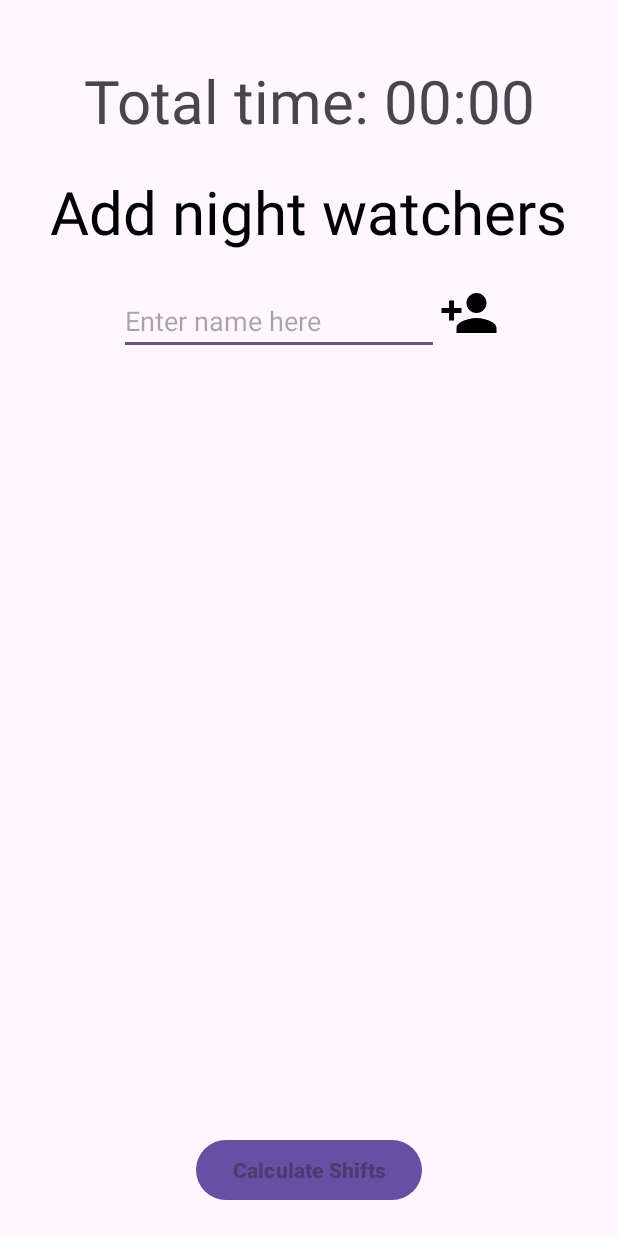
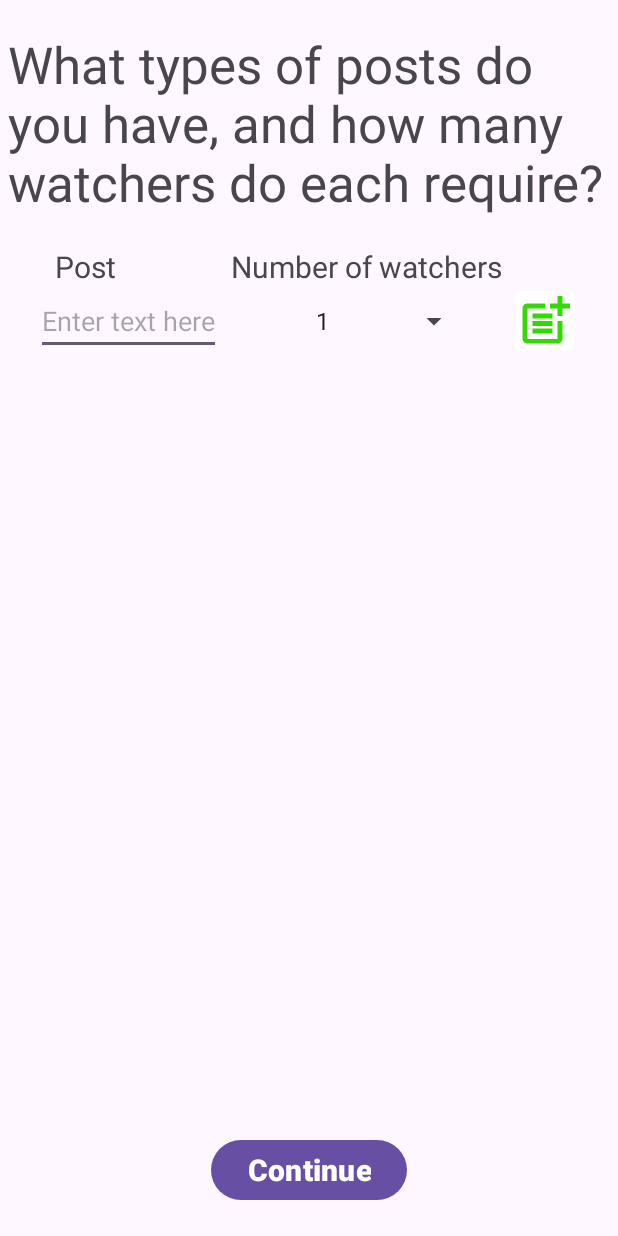
Before and after one commit to W3r7y/Night_Watch, an Android app: the screen it shows after launch (ChoosePeopleActivity before the commit, ChoosePostsActivity after it), after a tap on an icon or button, on a phone screen of 412 x 824 dp. Run offline under Robolectric (Android 15) with nearby library versions, the phone set to English and light mode, and no system bars.

Commit message:
Post editing activity added + logic

```diff
--- a/app/src/main/java/com/example/myapplication/ChoosePeopleActivity.java
+++ b/app/src/main/java/com/example/myapplication/ChoosePeopleActivity.java
@@ -6,19 +6,13 @@ import android.annotation.SuppressLint;
 import android.content.Intent;
 import android.os.Bundle;
 import android.view.View;
-import android.widget.AdapterView;
-import android.widget.ArrayAdapter;
 import android.widget.EditText;
 import android.widget.ImageView;
 import android.widget.ListView;
-import android.widget.Spinner;
 import android.widget.TextView;
 import android.widget.Toast;
 
-import java.text.ParseException;
-import java.text.SimpleDateFormat;
 import java.util.ArrayList;
-import java.util.Date;
 
 public class ChoosePeopleActivity extends AppCompatActivity {
 
@@ -38,7 +32,7 @@ public class ChoosePeopleActivity extends AppCompatActivity {
     @Override
     protected void onCreate(Bundle savedInstanceState) {
         super.onCreate(savedInstanceState);
-        setContentView(R.layout.choose_people_activity);
+        setContentView(R.layout.activity_choose_people);
 
         Intent intent = getIntent();
         startingTime = intent.getStringExtra(MainActivity.TIME1_KEY);
--- /dev/null
+++ b/app/src/main/java/com/example/myapplication/ChoosePostsActivity.java
@@ -0,0 +1,72 @@
+package com.example.myapplication;
+
+import androidx.appcompat.app.AppCompatActivity;
+
+import android.content.Intent;
+import android.os.Bundle;
+import android.view.View;
+import android.widget.AdapterView;
+import android.widget.ArrayAdapter;
+import android.widget.Button;
+import android.widget.EditText;
+import android.widget.ImageButton;
+import android.widget.Spinner;
+import android.widget.Toast;
+
+import java.util.ArrayList;
+
+public class ChoosePostsActivity extends AppCompatActivity {
+
+    static ArrayList<Post> posts;
+    @Override
+    protected void onCreate(Bundle savedInstanceState) {
+        super.onCreate(savedInstanceState);
+        setContentView(R.layout.activity_choose_posts);
+
+        EditText editText = (EditText) findViewById(R.id.post_name);
+        Spinner spinner = (Spinner) findViewById(R.id.number_of_night_watchers);
+
+        Integer[] items = new Integer[]{1,2,3,4,5,6,7,8,9,10};
+        ArrayAdapter<Integer> adapter = new ArrayAdapter<Integer>(this,android.R.layout.simple_spinner_item, items);
+        spinner.setAdapter(adapter);
+
+        posts = new ArrayList<>();
+        Post generated_post = new Post();
+        spinner.setOnItemSelectedListener(new AdapterView.OnItemSelectedListener() {
+            @Override
+            public void onItemSelected(AdapterView<?> parentView, View selectedItemView, int position, long id) {
+                // set the chosen option
+                generated_post.setNumberOfWatchers(Integer.parseInt(parentView.getItemAtPosition(position).toString()));
+            }
+            @Override
+            public void onNothingSelected(AdapterView<?> parentView) {
+                // make a joke
+            }
+        });
+
+
+        ImageButton addPost = (ImageButton) findViewById(R.id.add_post_button);
+
+        addPost.setOnClickListener(new View.OnClickListener() {
+            @Override
+            public void onClick(View v) {
+                String post_desc = editText.getText().toString();
+                generated_post.setPostType(post_desc);
+                if (generated_post.getPostType() == null || generated_post.getNumberOfWatchers() == 0) {
+                    Toast.makeText(getApplicationContext(), "Missing parameters", Toast.LENGTH_SHORT).show();
+                }
+                else{
+                    posts.add(generated_post);
+
+
+                    //TODO: add generated post to table view and display its values
+
+
+                    Toast.makeText(getApplicationContext(), "Post added", Toast.LENGTH_SHORT).show();
+                }
+            }
+        });
+
+        //Todo: add on Continue button click functionality
+    }
+}
--- a/app/src/main/java/com/example/myapplication/MainActivity.java
+++ b/app/src/main/java/com/example/myapplication/MainActivity.java
@@ -6,7 +6,6 @@ import android.app.TimePickerDialog;
 import android.content.Intent;
 import android.os.Bundle;
 import android.view.View;
-import android.widget.EditText;
 import android.widget.TextView;
 import android.widget.TimePicker;
 
@@ -32,7 +31,7 @@ public class MainActivity extends AppCompatActivity {
         startingTime = tv1.getText().toString();
         endingTime = tv2.getText().toString();
 
-        Intent intent = new Intent(this, ChoosePeopleActivity.class);
+        Intent intent = new Intent(this, ChoosePostsActivity.class);
         intent.putExtra(TIME1_KEY, startingTime);
         intent.putExtra(TIME2_KEY, endingTime);
         startActivity(intent);
--- /dev/null
+++ b/app/src/main/java/com/example/myapplication/Post.java
@@ -0,0 +1,32 @@
+package com.example.myapplication;
+
+public class Post {
+    String post_type;
+    int number_of_watchers;
+
+    public Post(){
+        this.post_type = null;
+        this.number_of_watchers = 0;
+    }
+    public Post(String type, int number){
+        this.post_type = type;
+        this.number_of_watchers = number;
+    }
+
+    public String getPostType(){
+        return this.post_type;
+    }
+
+    public int getNumberOfWatchers(){
+        return this.number_of_watchers;
+    }
+
+    public void setPostType(String type){
+        this.post_type = type;
+    }
+
+    public void setNumberOfWatchers(int num){
+        this.number_of_watchers = num;
+    }
+
+}
--- /dev/null
+++ b/app/src/main/res/drawable/add_post.xml
@@ -0,0 +1,9 @@
+<vector android:height="40dp" android:tint="#34D904"
+    android:viewportHeight="24" android:viewportWidth="24"
+    android:width="40dp" xmlns:android="http://schemas.android.com/apk/res/android">
+    <path android:fillColor="@android:color/white" android:pathData="M17,19.22H5V7h7V5H5C3.9,5 3,5.9 3,7v12c0,1.1 0.9,2 2,2h12c1.1,0 2,-0.9 2,-2v-7h-2V19.22z"/>
+    <path android:fillColor="@android:color/white" android:pathData="M19,2h-2v3h-3c0.01,0.01 0,2 0,2h3v2.99c0.01,0.01 2,0 2,0V7h3V5h-3V2z"/>
+    <path android:fillColor="@android:color/white" android:pathData="M7,9h8v2h-8z"/>
+    <path android:fillColor="@android:color/white" android:pathData="M7,12l0,2l8,0l0,-2l-3,0z"/>
+    <path android:fillColor="@android:color/white" android:pathData="M7,15h8v2h-8z"/>
+</vector>
--- /dev/null
+++ b/app/src/main/res/drawable/round_corner.xml
@@ -0,0 +1,5 @@
+<?xml version="1.0" encoding="utf-8"?>
+<shape xmlns:android="http://schemas.android.com/apk/res/android">
+    <solid android:color="@color/white" />
+    <corners android:radius="4dp" />
+</shape>
--- /dev/null
+++ b/app/src/main/res/layout/activity_choose_posts.xml
@@ -0,0 +1,126 @@
+<?xml version="1.0" encoding="utf-8"?>
+<androidx.constraintlayout.widget.ConstraintLayout xmlns:android="http://schemas.android.com/apk/res/android"
+    xmlns:app="http://schemas.android.com/apk/res-auto"
+    xmlns:tools="http://schemas.android.com/tools"
+    android:layout_width="match_parent"
+    android:layout_height="match_parent"
+    tools:context=".ChoosePostsActivity">
+
+
+    <TextView
+        android:id="@+id/choose_post_activity_description"
+        android:layout_width="match_parent"
+        android:layout_height="wrap_content"
+        app:layout_constraintBottom_toTopOf="@+id/posts_table"
+        app:layout_constraintTop_toTopOf="parent"
+        app:layout_constraintRight_toRightOf="parent"
+        app:layout_constraintLeft_toLeftOf="parent"
+        android:layout_marginStart="5dp"
+        android:layout_marginEnd="5dp"
+        android:layout_marginTop="20dp"
+        android:layout_marginBottom="20dp"
+        android:text="@string/choose_posts_description"
+        android:textSize="34sp">
+
+    </TextView>
+
+
+    <TableLayout
+        xmlns:android="http://schemas.android.com/apk/res/android"
+
+        android:id="@+id/posts_table"
+        android:layout_height="wrap_content"
+        android:layout_width="wrap_content"
+        android:gravity="center"
+        app:layout_constraintTop_toBottomOf="@+id/choose_post_activity_description"
+        app:layout_constraintRight_toRightOf="parent"
+        app:layout_constraintLeft_toLeftOf="parent"
+        android:layout_marginTop="20dp"
+        android:layout_marginEnd="5dp"
+        android:layout_marginStart="5dp">
+
+        <TableRow
+            android:layout_height="wrap_content"
+            android:layout_width="match_parent"
+
+            app:layout_constraintRight_toRightOf="parent"
+            app:layout_constraintLeft_toLeftOf="parent">
+            <TextView
+                android:id="@+id/post_name_header"
+                android:layout_height="wrap_content"
+                android:layout_width="wrap_content"
+                android:layout_marginEnd="50sp"
+                android:layout_marginStart="10dp"
+                android:gravity="center"
+                android:textSize="@dimen/big_font"
+                android:text="@string/post_description_header">
+
+            </TextView>
+            <TextView
+                android:id="@+id/number_of_night_watchers_header"
+                android:layout_height="wrap_content"
+                android:layout_width="wrap_content"
+                android:gravity="center"
+                android:textSize="@dimen/big_font"
+                android:text="@string/spinner_header">
+
+            </TextView>
+
+        </TableRow>
+
+
+        <TableRow
+            android:layout_width="wrap_content"
+            android:layout_height="wrap_content"
+            android:gravity="center"
+            app:layout_constraintRight_toRightOf="parent"
+            app:layout_constraintLeft_toLeftOf="parent">
+            <EditText
+                android:id="@+id/post_name"
+                android:layout_width="wrap_content"
+                android:layout_height="wrap_content"
+                android:hint="@string/enter_text"
+                android:layout_marginStart="25dp"
+                android:layout_marginEnd="5dp"
+                app:layout_constraintRight_toLeftOf="@id/number_of_night_watchers"
+                />
+
+            <Spinner
+                android:id="@+id/number_of_night_watchers"
+                android:layout_width="20dp"
+                android:layout_height="wrap_content"
+                app:layout_constraintLeft_toRightOf="@id/post_name"
+                android:layout_marginEnd="20dp"
+                android:layout_marginStart="50dp"
+                >
+
+            </Spinner>
+
+            <ImageButton
+                android:id="@+id/add_post_button"
+                android:layout_width="wrap_content"
+                android:layout_height="wrap_content"
+                android:layout_marginEnd="20dp"
+                android:layout_gravity="center"
+                app:layout_constraintLeft_toLeftOf="parent"
+                app:layout_constraintRight_toRightOf="parent"
+                android:src="@drawable/add_post"
+                android:background="@drawable/round_corner"
+                >
+            </ImageButton>
+        </TableRow>
+    </TableLayout>
+
+    <Button
+        android:layout_width="wrap_content"
+        android:layout_height="wrap_content"
+        app:layout_constraintBottom_toBottomOf="parent"
+        app:layout_constraintRight_toRightOf="parent"
+        app:layout_constraintLeft_toLeftOf="parent"
+        android:layout_marginBottom="20dp"
+        android:text="@string/continue_str"
+        android:textStyle="bold"
+        android:textSize="@dimen/big_font">
+    </Button>
+
+</androidx.constraintlayout.widget.ConstraintLayout>
--- a/app/src/main/res/values/strings.xml
+++ b/app/src/main/res/values/strings.xml
@@ -5,4 +5,8 @@
     <string name="hello_blank_fragment">Hello blank fragment</string>
     <string name="finish_editing_names_str">Calculate Shifts</string>
     <string name="title_activity_calculate_shifts">CalculateShiftsActivity</string>
+    <string name="spinner_header">Number of watchers</string>
+    <string name="post_description_header">Post</string>
+    <string name="choose_posts_description">What types of posts do you have, and how many watchers do each require?</string>
+    <string name="continue_str">Continue</string>
 </resources>
```
Also changed, not shown: app/src/main/AndroidManifest.xml (+8 -6 lines), app/src/main/res/layout/activity_choose_people.xml (renamed from app/src/main/res/layout/choose_people_activity.xml).
